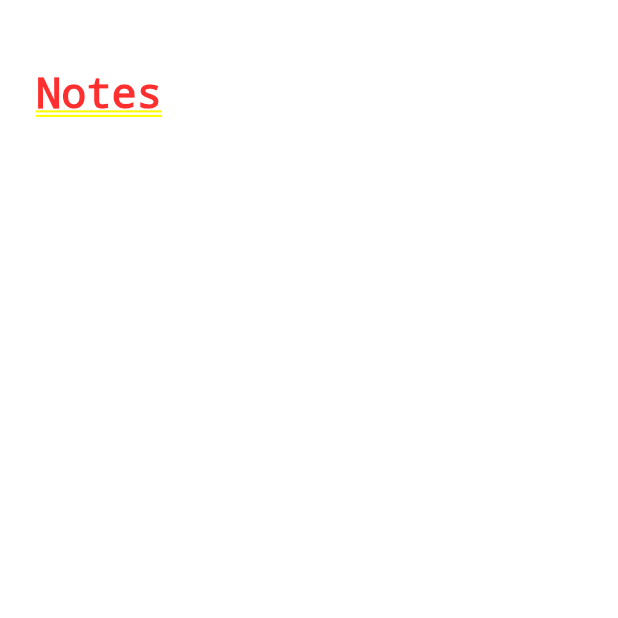
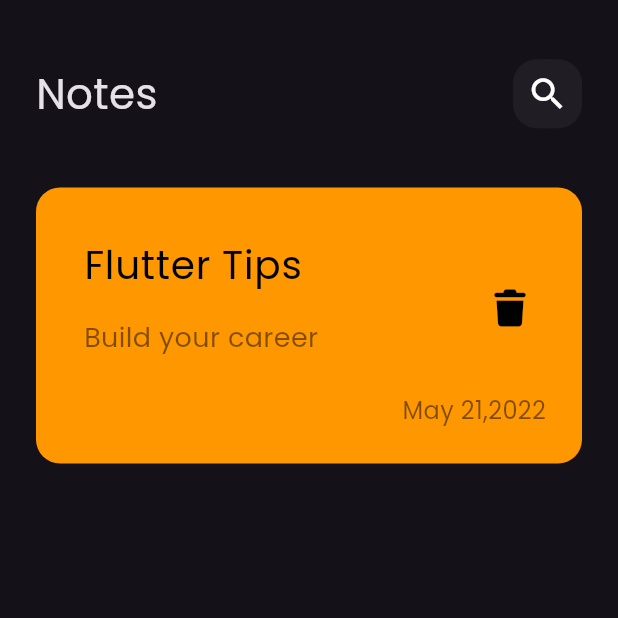
Before and after one commit to ragehh/notes_app, a Flutter app: the screen it shows after launch, on a phone screen of 412 x 824 dp, the top half of it. Run offline on Flutter 3.47's test engine with Material 3 defaults, Android fonts, the phone set to English and light mode, and no system bars; our stand-ins replace font_awesome_flutter.

Commit message:
create custom note item

```diff
--- a/lib/main.dart
+++ b/lib/main.dart
@@ -13,7 +13,7 @@
   Widget build(BuildContext context) {
     return MaterialApp(
       debugShowCheckedModeBanner: false,
-      theme: ThemeData(brightness: Brightness.dark),
+      theme: ThemeData(brightness: Brightness.dark, fontFamily: 'Poppins'),
       home: NotesView(),
     );
   }
--- a/lib/views/notes_view.dart
+++ b/lib/views/notes_view.dart
@@ -6,6 +6,6 @@
 
   @override
   Widget build(BuildContext context) {
-    return const NotesViewBody();
+    return Scaffold(body: const NotesViewBody());
   }
 }
--- /dev/null
+++ b/lib/views/widgets/custom_note_item.dart
@@ -0,0 +1,52 @@
+import 'package:flutter/material.dart';
+import 'package:font_awesome_flutter/font_awesome_flutter.dart';
+
+class NoteItem extends StatelessWidget {
+  const NoteItem({super.key});
+
+  @override
+  Widget build(BuildContext context) {
+    return Container(
+      padding: EdgeInsets.only(top: 24, bottom: 24, left: 16),
+      decoration: BoxDecoration(
+        borderRadius: BorderRadius.circular(16),
+        color: Colors.orange,
+      ),
+      child: Column(
+        crossAxisAlignment: CrossAxisAlignment.end,
+        children: [
+          ListTile(
+            title: Text(
+              'Flutter Tips',
+              style: TextStyle(color: Colors.black, fontSize: 26),
+            ),
+            subtitle: Padding(
+              padding: const EdgeInsets.only(top: 16, bottom: 16),
+              child: Text(
+                'Build your career',
+                style: TextStyle(
+                  color: Colors.black.withOpacity(0.5),
+                  fontSize: 18,
+                ),
+              ),
+            ),
+            trailing: IconButton(
+              onPressed: () {},
+              icon: Icon(FontAwesomeIcons.trash, color: Colors.black, size: 24),
+            ),
+          ),
+          Padding(
+            padding: const EdgeInsets.only(right: 24),
+            child: Text(
+              'May 21,2022',
+              style: TextStyle(
+                color: Colors.black.withOpacity(0.5),
+                fontSize: 16,
+              ),
+            ),
+          ),
+        ],
+      ),
+    );
+  }
+}
--- a/lib/views/widgets/notes_view_body.dart
+++ b/lib/views/widgets/notes_view_body.dart
@@ -1,6 +1,7 @@
 import 'package:flutter/material.dart';
 
 import 'custom_app_bar.dart';
+import 'custom_note_item.dart';
 
 class NotesViewBody extends StatelessWidget {
   const NotesViewBody({super.key});
@@ -9,7 +10,7 @@
   Widget build(BuildContext context) {
     return Padding(
       padding: const EdgeInsets.symmetric(horizontal: 24),
-      child: const Column(children: [CustomAppBar()]),
+      child: const Column(children: [CustomAppBar(), NoteItem()]),
     );
   }
 }
```
Also changed, not shown: pubspec.yaml (+6 -11 lines), assets/fonts/Poppins-Regular.ttf (added), pubspec.lock.
